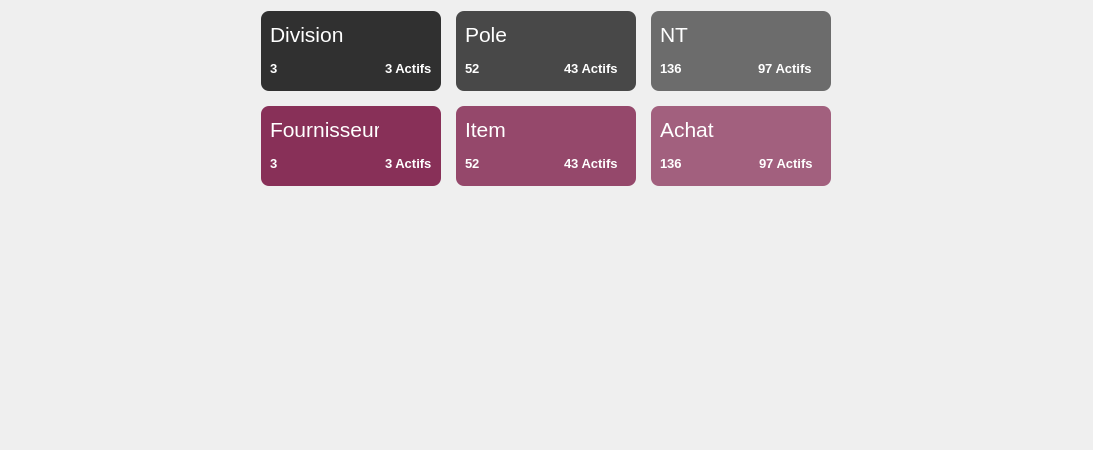
First picture: the form in 3rd project/ui/dashboard/List.ui, repository aitemrar-younes/PyQt_learning, before the edit.
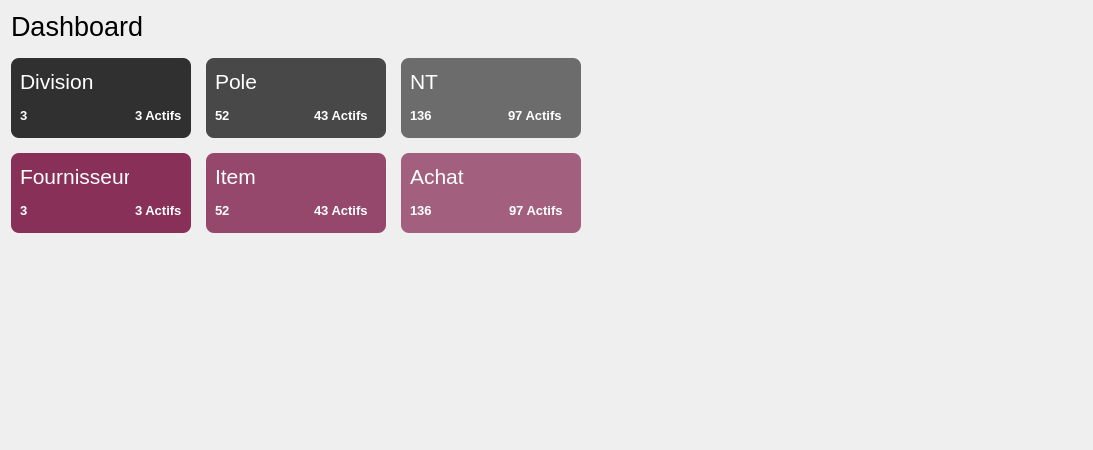
Second picture: the form after the edit.

The edit to the form file:
```diff
--- a/3rd project/ui/dashboard/List.ui
+++ b/3rd project/ui/dashboard/List.ui
@@ -14,7 +14,7 @@
    <string>Form</string>
   </property>
   <layout class="QGridLayout" name="gridLayout_7">
-   <item row="0" column="0">
+   <item row="2" column="0">
     <layout class="QVBoxLayout" name="verticalLayout">
      <property name="spacing">
       <number>15</number>
@@ -333,6 +333,19 @@
          </layout>
         </widget>
        </item>
+       <item>
+        <spacer name="horizontalSpacer_9">
+         <property name="orientation">
+          <enum>Qt::Horizontal</enum>
+         </property>
+         <property name="sizeHint" stdset="0">
+          <size>
+           <width>40</width>
+           <height>20</height>
+          </size>
+         </property>
+        </spacer>
+       </item>
       </layout>
      </item>
      <item>
@@ -636,11 +649,38 @@
          </layout>
         </widget>
        </item>
+       <item>
+        <spacer name="horizontalSpacer_13">
+         <property name="orientation">
+          <enum>Qt::Horizontal</enum>
+         </property>
+         <property name="sizeHint" stdset="0">
+          <size>
+           <width>40</width>
+           <height>20</height>
+          </size>
+         </property>
+        </spacer>
+       </item>
       </layout>
      </item>
     </layout>
    </item>
-   <item row="1" column="0">
+   <item row="0" column="0">
+    <widget class="QLabel" name="label_19">
+     <property name="font">
+      <font>
+       <pointsize>20</pointsize>
+       <weight>50</weight>
+       <bold>false</bold>
+      </font>
+     </property>
+     <property name="text">
+      <string>Dashboard</string>
+     </property>
+    </widget>
+   </item>
+   <item row="3" column="0">
     <spacer name="verticalSpacer">
      <property name="orientation">
       <enum>Qt::Vertical</enum>
@@ -653,6 +693,22 @@
      </property>
     </spacer>
    </item>
+   <item row="1" column="0">
+    <spacer name="verticalSpacer_2">
+     <property name="orientation">
+      <enum>Qt::Vertical</enum>
+     </property>
+     <property name="sizeType">
+      <enum>QSizePolicy::Fixed</enum>
+     </property>
+     <property name="sizeHint" stdset="0">
+      <size>
+       <width>20</width>
+       <height>10</height>
+      </size>
+     </property>
+    </spacer>
+   </item>
   </layout>
  </widget>
  <resources/>
```
